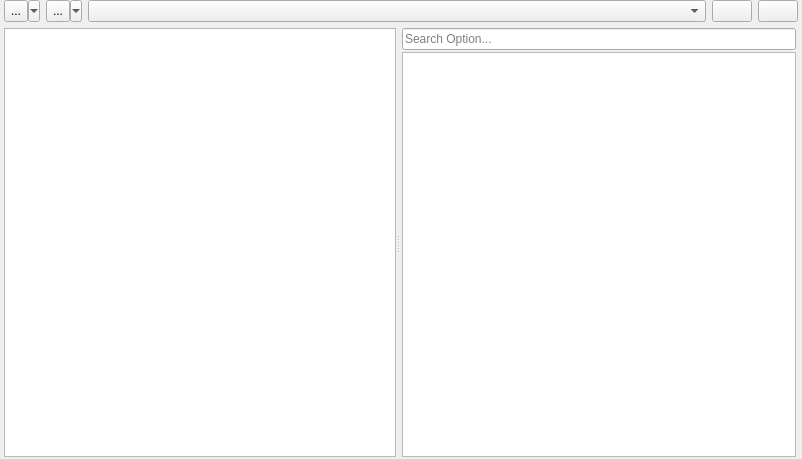
Old version of the form src/option/optionwidget.ui in the repository GAMS-dev/studio.
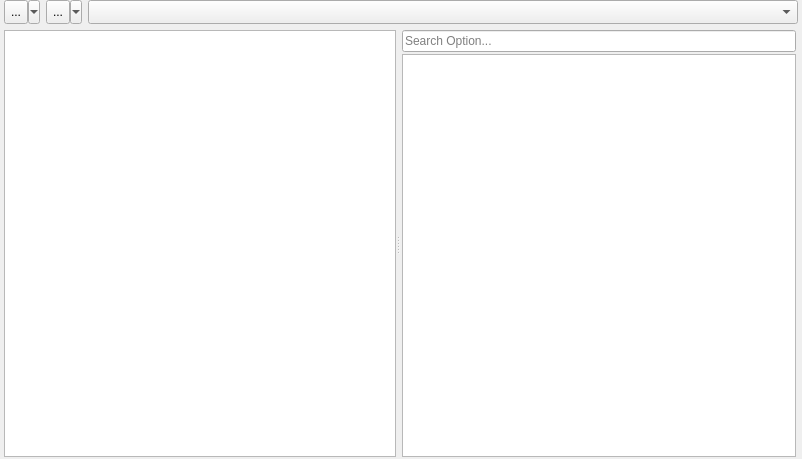
New version of the form. Icons and pictures are not drawn. Custom widgets are drawn as their Qt base class.

Commit message: fixed extended opt edit state restoration, removed toolbar buttons, refactoring

```diff
--- a/src/option/optionwidget.ui
+++ b/src/option/optionwidget.ui
@@ -29,11 +29,17 @@
    <item>
     <widget class="QWidget" name="gamsCommandWidget" native="true">
      <property name="sizePolicy">
-      <sizepolicy hsizetype="Expanding" vsizetype="Fixed">
+      <sizepolicy hsizetype="Expanding" vsizetype="Preferred">
        <horstretch>0</horstretch>
        <verstretch>0</verstretch>
       </sizepolicy>
      </property>
+     <property name="minimumSize">
+      <size>
+       <width>0</width>
+       <height>24</height>
+      </size>
+     </property>
      <layout class="QHBoxLayout" name="horizontalLayout_5">
       <property name="spacing">
        <number>6</number>
@@ -53,11 +59,17 @@
       <item>
        <widget class="QToolButton" name="gamsRunToolButton">
         <property name="sizePolicy">
-         <sizepolicy hsizetype="Minimum" vsizetype="Preferred">
+         <sizepolicy hsizetype="Preferred" vsizetype="Preferred">
           <horstretch>0</horstretch>
           <verstretch>0</verstretch>
          </sizepolicy>
         </property>
+        <property name="minimumSize">
+         <size>
+          <width>0</width>
+          <height>24</height>
+         </size>
+        </property>
         <property name="text">
          <string>...</string>
         </property>
@@ -69,11 +81,17 @@
       <item>
        <widget class="QToolButton" name="gamsInterruptToolButton">
         <property name="sizePolicy">
-         <sizepolicy hsizetype="Minimum" vsizetype="Preferred">
+         <sizepolicy hsizetype="Preferred" vsizetype="Preferred">
           <horstretch>0</horstretch>
           <verstretch>0</verstretch>
          </sizepolicy>
         </property>
+        <property name="minimumSize">
+         <size>
+          <width>0</width>
+          <height>24</height>
+         </size>
+        </property>
         <property name="text">
          <string>...</string>
         </property>
@@ -90,48 +108,11 @@
           <verstretch>0</verstretch>
          </sizepolicy>
         </property>
-       </widget>
-      </item>
-      <item>
-       <widget class="QPushButton" name="gamsOptionEditorButton">
-        <property name="sizePolicy">
-         <sizepolicy hsizetype="Minimum" vsizetype="Preferred">
-          <horstretch>0</horstretch>
-          <verstretch>0</verstretch>
-         </sizepolicy>
-        </property>
-        <property name="toolTip">
-         <string>Show Command Line Parameters Editor</string>
-        </property>
-        <property name="text">
-         <string/>
-        </property>
-        <property name="icon">
-         <iconset resource="../../icons/icons.qrc">
-          <normaloff>:/img/show</normaloff>:/img/show</iconset>
-        </property>
-        <property name="checkable">
-         <bool>true</bool>
-        </property>
-       </widget>
-      </item>
-      <item>
-       <widget class="QPushButton" name="gamsCommandHelpButton">
-        <property name="sizePolicy">
-         <sizepolicy hsizetype="Minimum" vsizetype="Preferred">
-          <horstretch>0</horstretch>
-          <verstretch>0</verstretch>
-         </sizepolicy>
-        </property>
-        <property name="toolTip">
-         <string>Help on Command Line Parameters</string>
-        </property>
-        <property name="text">
-         <string/>
-        </property>
-        <property name="icon">
-         <iconset resource="../../icons/icons.qrc">
-          <normaloff>:/img/question</normaloff>:/img/question</iconset>
+        <property name="minimumSize">
+         <size>
+          <width>0</width>
+          <height>24</height>
+         </size>
         </property>
        </widget>
       </item>
```
Left out of the diff: 4 changed lines with no effect on the pictures. The commit also changes 6 other files.
